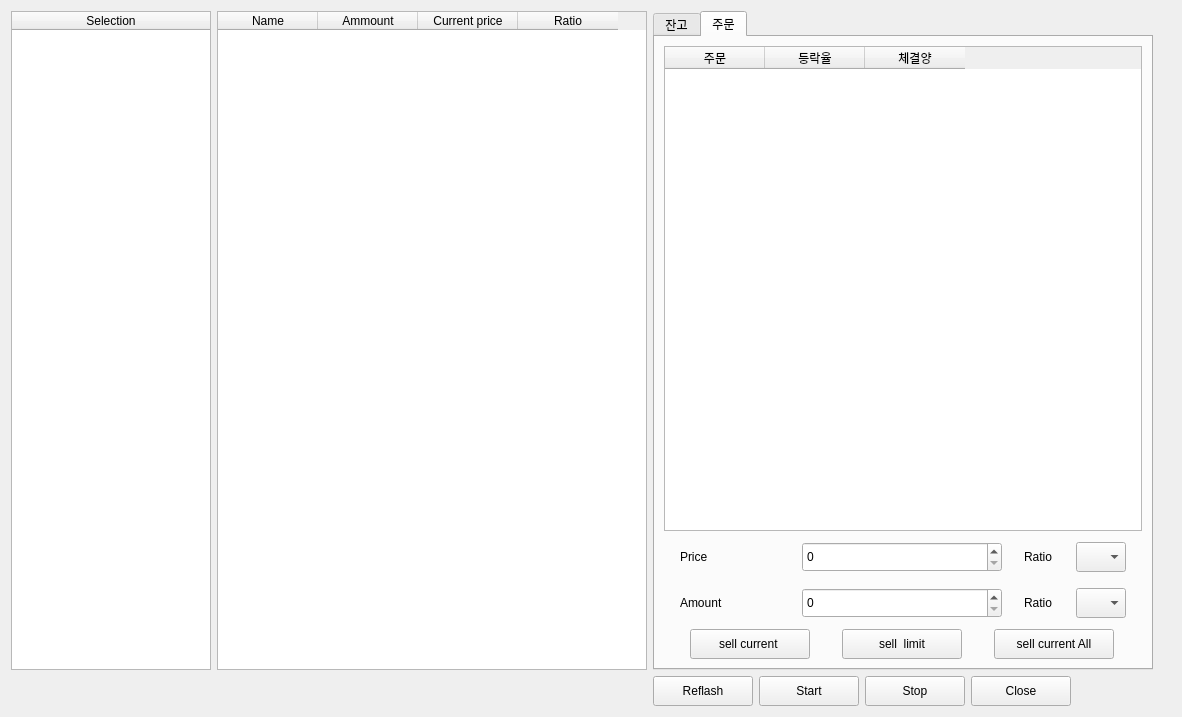
This is main.ui in changhee-won/AiCoinsTrade as Qt 5 draws it before an edit. The edited form follows.
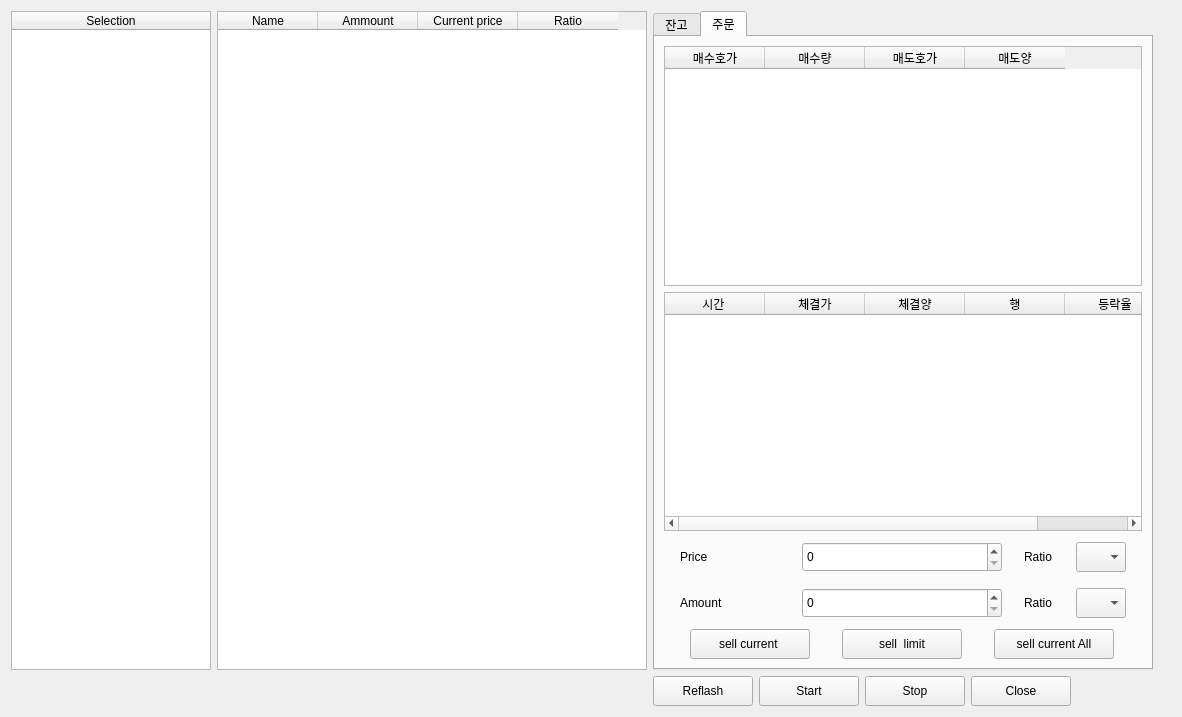
This is the edited form. The open tabs and pages were chosen to show the change.

Commit message: 수정함:        KR-tickerlist.py 	수정함:        aicoin_main.py 	수정함:        common.py 	수정함:        main.ui

```diff
--- a/main.ui
+++ b/main.ui
@@ -1100,7 +1100,7 @@
            </attribute>
            <column>
             <property name="text">
-             <string>주문</string>
+             <string>매수호가</string>
             </property>
             <property name="textAlignment">
              <set>AlignCenter</set>
@@ -1108,7 +1108,43 @@
            </column>
            <column>
             <property name="text">
-             <string>등락율</string>
+             <string>매수량</string>
+            </property>
+            <property name="textAlignment">
+             <set>AlignCenter</set>
+            </property>
+           </column>
+           <column>
+            <property name="text">
+             <string>매도호가</string>
+            </property>
+            <property name="textAlignment">
+             <set>AlignCenter</set>
+            </property>
+           </column>
+           <column>
+            <property name="text">
+             <string>매도양</string>
+            </property>
+            <property name="textAlignment">
+             <set>AlignCenter</set>
+            </property>
+           </column>
+          </widget>
+         </item>
+         <item>
+          <widget class="QTableWidget" name="tableWidget_trade">
+           <column>
+            <property name="text">
+             <string>시간 </string>
+            </property>
+            <property name="textAlignment">
+             <set>AlignCenter</set>
+            </property>
+           </column>
+           <column>
+            <property name="text">
+             <string>체결가</string>
             </property>
             <property name="textAlignment">
              <set>AlignCenter</set>
@@ -1122,6 +1158,22 @@
              <set>AlignCenter</set>
             </property>
            </column>
+           <column>
+            <property name="text">
+             <string>행</string>
+            </property>
+            <property name="textAlignment">
+             <set>AlignCenter</set>
+            </property>
+           </column>
+           <column>
+            <property name="text">
+             <string>등락율</string>
+            </property>
+            <property name="textAlignment">
+             <set>AlignCenter</set>
+            </property>
+           </column>
           </widget>
          </item>
          <item>
```
Left out of the diff: 27 changed lines with no effect on the pictures. The commit also changes 3 other files.
